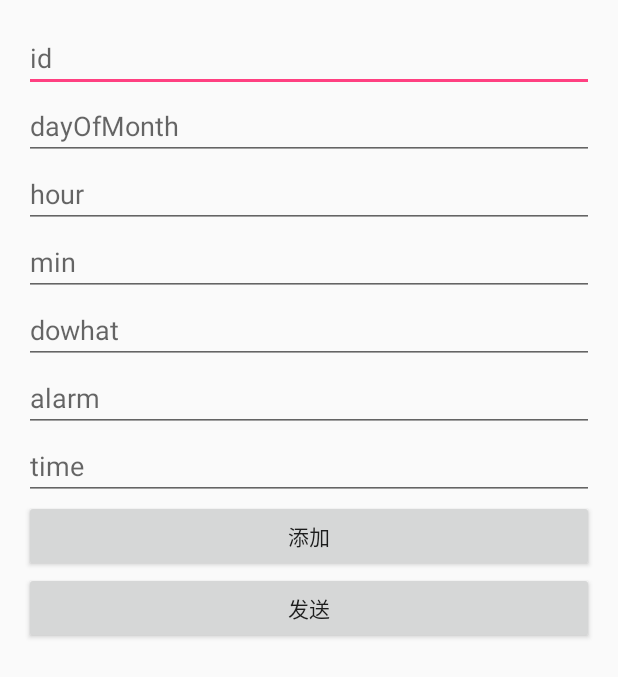
After one commit to wangyuhang0469/iplan, an Android app: the SetSendActivity screen opened directly, with no data from a screen before it, on a phone screen of 412 x 824 dp. The commit adds this screen. Shown: the top 677 px of the screen. Run offline under Robolectric (Android 15) with nearby library versions, the phone set to English and light mode, and no system bars; our stand-ins replace ButterKnife, CircleImageView, EventBus; libraries missing offline, so code that uses them is left out: cn.bmob.newim, cn.bmob.v3, com.orhanobut.logger; 4 statements that could not run were skipped.

Commit message:
开发发送计划Activity

```diff
--- a/app/build.gradle
+++ b/app/build.gradle
@@ -2,6 +2,7 @@ apply plugin: 'com.android.application'
 
 dependencies {
     compile 'com.android.support:support-v4:22.2.1'
+    compile 'com.google.android.gms:play-services-appindexing:8.4.0'
 }
 android {
     android {
--- a/app/src/main/java/com/example/iplan/adapter/ChatAdapter.java
+++ b/app/src/main/java/com/example/iplan/adapter/ChatAdapter.java
@@ -182,14 +182,19 @@ public class ChatAdapter extends RecyclerView.Adapter<RecyclerView.ViewHolder>{
         BmobIMMessage message = msgs.get(position);
         if(message.getMsgType().equals(BmobIMMessageType.IMAGE.getType())){
             return message.getFromId().equals(currentUid) ? TYPE_SEND_IMAGE: TYPE_RECEIVER_IMAGE;
+
         }else if(message.getMsgType().equals(BmobIMMessageType.LOCATION.getType())){
             return message.getFromId().equals(currentUid) ? TYPE_SEND_LOCATION: TYPE_RECEIVER_LOCATION;
+
         }else if(message.getMsgType().equals(BmobIMMessageType.VOICE.getType())){
             return message.getFromId().equals(currentUid) ? TYPE_SEND_VOICE: TYPE_RECEIVER_VOICE;
+
         }else if(message.getMsgType().equals(BmobIMMessageType.TEXT.getType())){
             return message.getFromId().equals(currentUid) ? TYPE_SEND_TXT: TYPE_RECEIVER_TXT;
+
         }else if(message.getMsgType().equals(BmobIMMessageType.VIDEO.getType())){
             return message.getFromId().equals(currentUid) ? TYPE_SEND_VIDEO: TYPE_RECEIVER_VIDEO;
+
         }else if(message.getMsgType().equals("agree")) {//显示欢迎
             return TYPE_AGREE;
         }else{
--- a/app/src/main/java/com/example/iplan/base/BaseActivity.java
+++ b/app/src/main/java/com/example/iplan/base/BaseActivity.java
@@ -107,6 +107,7 @@ public class BaseActivity extends FragmentActivity {
             return null;
     }
 
+
     /**
      * 隐藏软键盘
      */
--- a/app/src/main/java/com/example/iplan/bean/ScheduleMessage.java
+++ b/app/src/main/java/com/example/iplan/bean/ScheduleMessage.java
@@ -1,4 +1,7 @@
 package com.example.iplan.bean;
+
+import java.util.ArrayList;
+import java.util.Map;
 
 import cn.bmob.newim.bean.BmobIMExtraMessage;
 
@@ -22,4 +25,5 @@ public class ScheduleMessage extends BmobIMExtraMessage {
         return true;
     }
 
+
 }
--- /dev/null
+++ b/app/src/main/java/com/example/iplan/ui/SetSendActivity.java
@@ -0,0 +1,157 @@
+package com.example.iplan.ui;
+
+import android.net.Uri;
+
+import android.os.Bundle;
+import android.support.v7.app.AppCompatActivity;
+import android.view.View;
+import android.widget.Button;
+import android.widget.EditText;
+
+import com.example.iplan.R;
+import com.example.iplan.base.BaseActivity;
+import com.example.iplan.base.ParentWithNaviActivity;
+import com.example.iplan.bean.ScheduleMessage;
+import com.example.iplan.planclass.Plan;
+import com.google.android.gms.appindexing.Action;
+import com.google.android.gms.appindexing.AppIndex;
+import com.google.android.gms.appindexing.Thing;
+import com.google.android.gms.common.api.GoogleApiClient;
+
+import java.util.HashMap;
+import java.util.Map;
+
+import butterknife.Bind;
+import butterknife.ButterKnife;
+import butterknife.OnClick;
+import cn.bmob.newim.BmobIM;
+import cn.bmob.newim.bean.BmobIMConversation;
+import cn.bmob.newim.bean.BmobIMMessage;
+import cn.bmob.newim.bean.BmobIMUserInfo;
+import cn.bmob.newim.core.BmobIMClient;
+import cn.bmob.newim.listener.MessageSendListener;
+import cn.bmob.v3.exception.BmobException;
+
+public class SetSendActivity extends ParentWithNaviActivity {
+
+    @Bind(R.id.edit_id)
+    EditText editId;
+    @Bind(R.id.edit_dayOfMonth)
+    EditText editDayOfMonth;
+    @Bind(R.id.edit_hour)
+    EditText editHour;
+    @Bind(R.id.edit_min)
+    EditText editMin;
+    @Bind(R.id.edit_dowhat)
+    EditText editDowhat;
+    @Bind(R.id.edit_alarm)
+    EditText editAlarm;
+    @Bind(R.id.edit_time)
+    EditText editTime;
+    @Bind(R.id.btn_add)
+    Button btnAdd;
+    @Bind(R.id.btn_send)
+    Button btnSend;
+    /**
+     * ATTENTION: This was auto-generated to implement the App Indexing API.
+     * See https://g.co/AppIndexing/AndroidStudio for more information.
+     */
+    private GoogleApiClient client;
+    private BmobIMUserInfo info ;
+
+    @Override
+    protected void onCreate(Bundle savedInstanceState) {
+        super.onCreate(savedInstanceState);
+        setContentView(R.layout.activity_set_send);
+        ButterKnife.bind(this);
+        info = (BmobIMUserInfo) getBundle().getSerializable("userInfo");
+        // ATTENTION: This was auto-generated to implement the App Indexing API.
+        // See https://g.co/AppIndexing/AndroidStudio for more information.
+        client = new GoogleApiClient.Builder(this).addApi(AppIndex.API).build();
+    }
+
+
+    @OnClick({R.id.btn_add, R.id.btn_send})
+    public void onViewClicked(View view) {
+        switch (view.getId()) {
+            case R.id.btn_add:
+                break;
+            case R.id.btn_send:
+//                Plan a = new Plan(Long.parseLong(editId.getText().toString()),Integer.parseInt(editDayOfMonth.getText().toString(),
+//                        Integer.parseInt(editHour.getText().toString(),Integer.parseInt(editMin.getText().toString(),);
+                sendSchedukeMessage();
+                break;
+        }
+    }
+
+    /**
+     * ATTENTION: This was auto-generated to implement the App Indexing API.
+     * See https://g.co/AppIndexing/AndroidStudio for more information.
+     */
+    public Action getIndexApiAction() {
+        Thing object = new Thing.Builder()
+                .setName("SetSend Page") // TODO: Define a title for the content shown.
+                // TODO: Make sure this auto-generated URL is correct.
+                .setUrl(Uri.parse("http://[ENTER-YOUR-URL-HERE]"))
+                .build();
+        return new Action.Builder(Action.TYPE_VIEW)
+                .setObject(object)
+                .setActionStatus(Action.STATUS_TYPE_COMPLETED)
+                .build();
+    }
+
+    private void sendSchedukeMessage() {
+        //启动一个会话，如果isTransient设置为true,则不会创建在本地会话表中创建记录，
+        //设置isTransient设置为false,则会在本地数据库的会话列表中先创建（如果没有）与该用户的会话信息，且将用户信息存储到本地的用户表中
+
+        BmobIMConversation d = BmobIM.getInstance().startPrivateConversation(info, true, null);
+        //这个obtain方法才是真正创建一个管理消息发送的会话
+        BmobIMConversation conversation = BmobIMConversation.obtain(BmobIMClient.getInstance(), d);
+        ScheduleMessage msg = new ScheduleMessage();
+//        User currentUser = BmobUser.getCurrentUser(User.class);
+        msg.setContent("发送了个时间表给你");//给对方的一个留言信息
+        Map<String, Object> map = new HashMap<>();
+//        map.put("name", currentUser.getUsername());//发送者姓名，这里只是举个例子，其实可以不需要传发送者的信息过去
+//        map.put("avatar",currentUser.getAvatar());//发送者的头像
+//        map.put("uid",currentUser.getObjectId());//发送者的uid
+        map.put("hour", "999");
+        map.put("min", "111");
+        map.put("dowhat", "来自聊天界面的信息");
+        msg.setExtraMap(map);
+        conversation.sendMessage(msg, new MessageSendListener() {
+            @Override
+            public void done(BmobIMMessage msg, BmobException e) {
+                if (e == null) {//发送成功
+                    toast("发送计划表成功");
+                } else {//发送失败
+                    toast("发送失败:" + e.getMessage());
+                }
+            }
+        });
+    }
+    @Override
+    public void onStart() {
+        super.onStart();
+
+        // ATTENTION: This was auto-generated to implement the App Indexing API.
+        // See https://g.co/AppIndexing/AndroidStudio for more information.
+        client.connect();
+        AppIndex.AppIndexApi.start(client, getIndexApiAction());
+    }
+
+    @Override
+    public void onStop() {
+        super.onStop();
+
+        // ATTENTION: This was auto-generated to implement the App Indexing API.
+        // See https://g.co/AppIndexing/AndroidStudio for more information.
+        AppIndex.AppIndexApi.end(client, getIndexApiAction());
+        client.disconnect();
+    }
+
+
+    @Override
+    protected String title() {
+        return "发送计划表";
+    }
+}
--- a/app/src/main/java/com/example/iplan/ui/UserInfoActivity.java
+++ b/app/src/main/java/com/example/iplan/ui/UserInfoActivity.java
@@ -13,7 +13,10 @@ import com.example.iplan.bean.AddFriendMessage;
 import com.example.iplan.bean.ScheduleMessage;
 import com.example.iplan.bean.User;
 
+import java.sql.Array;
+import java.util.ArrayList;
 import java.util.HashMap;
+import java.util.List;
 import java.util.Map;
 
 import butterknife.Bind;
@@ -129,7 +132,7 @@ public class UserInfoActivity extends ParentWithNaviActivity {
 //        map.put("uid",currentUser.getObjectId());//发送者的uid
         map.put("hour", "22");
         map.put("min", "10");
-        map.put("dowhat", "干XXX");
+        map.put("dowhat", "第一个map");
         msg.setExtraMap(map);
         conversation.sendMessage(msg, new MessageSendListener() {
             @Override
--- a/app/src/main/java/com/example/iplan/ui/fragment/ContactFragment.java
+++ b/app/src/main/java/com/example/iplan/ui/fragment/ContactFragment.java
@@ -148,6 +148,7 @@ public class ContactFragment extends ParentWithNaviFragment {
                     BmobIMConversation c = BmobIM.getInstance().startPrivateConversation(info, null);
                     Bundle bundle = new Bundle();
                     bundle.putSerializable("c", c);
+                    bundle.putSerializable("userInfo",info);
                     startActivity(ChatActivity.class, bundle);
                 }
             }
--- a/app/src/main/res/layout/activity_chat.xml
+++ b/app/src/main/res/layout/activity_chat.xml
@@ -51,6 +51,10 @@
                 android:textSize="14sp" />
         </RelativeLayout>
     </FrameLayout>
-
+    <Button
+        android:id="@+id/btn_setPlan"
+        android:layout_width="match_parent"
+        android:layout_height="wrap_content"
+        android:text="给他安排任务"/>
     <include layout="@layout/include_chat_bottom_bar"/>
 </LinearLayout>
--- /dev/null
+++ b/app/src/main/res/layout/activity_set_send.xml
@@ -0,0 +1,59 @@
+<?xml version="1.0" encoding="utf-8"?>
+<LinearLayout xmlns:android="http://schemas.android.com/apk/res/android"
+    xmlns:tools="http://schemas.android.com/tools"
+    android:id="@+id/activity_set_send"
+    android:layout_width="match_parent"
+    android:layout_height="match_parent"
+    android:paddingBottom="@dimen/activity_vertical_margin"
+    android:paddingLeft="@dimen/activity_horizontal_margin"
+    android:paddingRight="@dimen/activity_horizontal_margin"
+    android:paddingTop="@dimen/activity_vertical_margin"
+    android:orientation="vertical"
+    tools:context="com.example.iplan.ui.SetSendActivity">
+
+    <EditText
+        android:id="@+id/edit_id"
+        android:layout_width="match_parent"
+        android:layout_height="wrap_content"
+        android:hint="id"/>
+    <EditText
+        android:id="@+id/edit_dayOfMonth"
+        android:layout_width="match_parent"
+        android:layout_height="wrap_content"
+        android:hint="dayOfMonth"/>
+    <EditText
+        android:id="@+id/edit_hour"
+        android:layout_width="match_parent"
+        android:layout_height="wrap_content"
+        android:hint="hour"/>
+    <EditText
+        android:id="@+id/edit_min"
+        android:layout_width="match_parent"
+        android:layout_height="wrap_content"
+        android:hint="min"/>
+    <EditText
+        android:id="@+id/edit_dowhat"
+        android:layout_width="match_parent"
+        android:layout_height="wrap_content"
+        android:hint="dowhat"/>
+    <EditText
+        android:id="@+id/edit_alarm"
+        android:layout_width="match_parent"
+        android:layout_height="wrap_content"
+        android:hint="alarm"/>
+    <EditText
+        android:id="@+id/edit_time"
+        android:layout_width="match_parent"
+        android:layout_height="wrap_content"
+        android:hint="time"/>
+    <Button
+        android:id="@+id/btn_add"
+        android:layout_width="match_parent"
+        android:layout_height="wrap_content"
+        android:text="添加"/>
+    <Button
+        android:id="@+id/btn_send"
+        android:layout_width="match_parent"
+        android:layout_height="wrap_content"
+        android:text="发送"/>
+</LinearLayout>
```
Also changed, not shown: app/src/main/AndroidManifest.xml (+6 -1 lines), app/src/main/java/com/example/iplan/planclass/Schedule.java (added, +28 -0 lines), app/src/main/java/com/example/iplan/planclass/plan.java (added, +91 -0 lines), app/src/main/java/com/example/iplan/ui/ChatActivity.java (+120 -69 lines).
